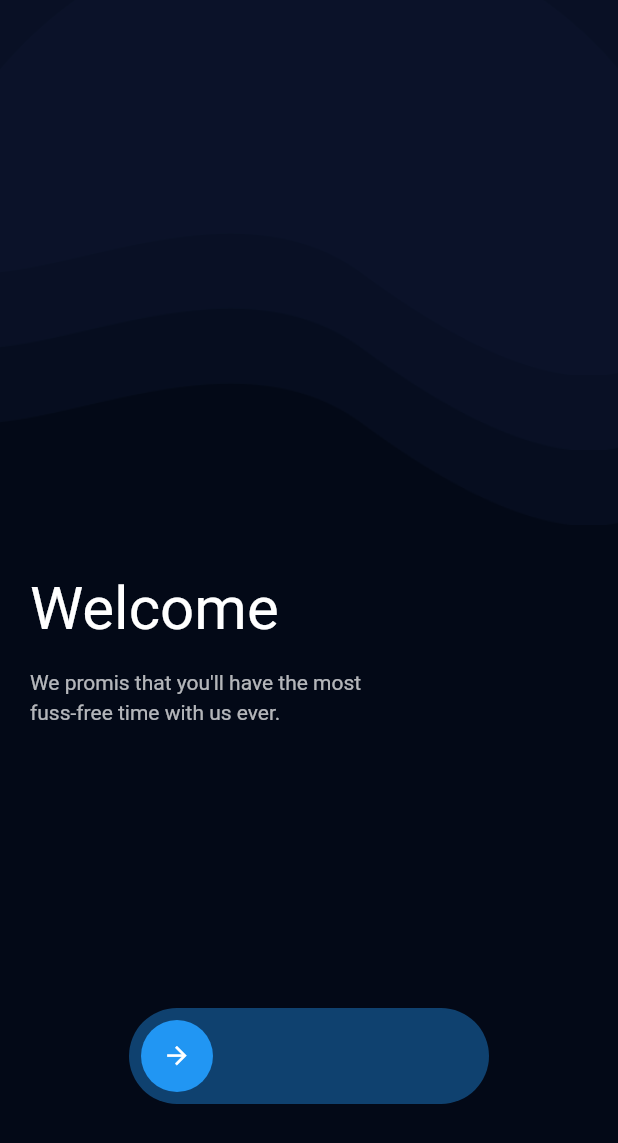
After one commit to SantiagoGonzalezFernandez/AppMaker, a Flutter app: the SplashTwoPage screen opened by its route, after a tap on the "arrow forward" icon, on a phone screen of 412 x 824 dp. The commit adds this screen. Shown: the top 1143 px of the screen. Run offline on Flutter 3.47's test engine with Material 2 defaults, Android fonts, the phone set to English and light mode, and no system bars; our stand-ins replace page_transition, simple_animations, splashscreen.

Commit message:
Agrego dos tipos de Splash Screens

```diff
--- a/app_maker/data/menu_options_splash.json
+++ b/app_maker/data/menu_options_splash.json
@@ -5,6 +5,11 @@
             "route" : "splashOne",
             "icon"  : "filter_1",
             "text"  : "Splash One"
+        },
+        {
+            "route" : "splashTwo",
+            "icon"  : "filter_2",
+            "text"  : "Splash Two"
         }
     ]
 }
--- /dev/null
+++ b/app_maker/lib/src/pages/SplashScreen/screens/Animations/fadeAnimation.dart
@@ -0,0 +1,46 @@
+//Imports that are not mine
+import 'package:flutter/material.dart';
+import 'package:simple_animations/simple_animations/controlled_animation.dart';
+import 'package:simple_animations/simple_animations/multi_track_tween.dart';
+
+//Imports that are mine
+
+class FadeAnimation extends StatelessWidget {
+
+  final double delay;
+  final Widget child;
+
+  FadeAnimation({
+    this.delay,
+    this.child
+  });
+
+  @override
+  Widget build(BuildContext context) {
+    final tween = MultiTrackTween([
+      Track("opacity").add(
+        Duration(milliseconds: 500),
+        Tween(begin: 0.0, end: 1.0)
+      ),
+      Track("translateY").add(
+        Duration(milliseconds: 500),
+        Tween(begin: -130.0, end: 0.0),
+        curve: Curves.easeOut
+      )
+    ]);
+
+    return ControlledAnimation(
+      delay: Duration(milliseconds: (500 * delay).round()),
+      duration: tween.duration,
+      tween: tween,
+      child: child,
+      builderWithChild: (context, child, animation) => Opacity(
+        opacity: animation["opacity"],
+        child: Transform.translate(
+          offset: Offset(0, animation["translateY"]),
+          child: child,
+        ),
+      ),
+    );
+  }
+}
--- a/app_maker/lib/src/pages/SplashScreen/screens/splash_one.dart
+++ b/app_maker/lib/src/pages/SplashScreen/screens/splash_one.dart
@@ -1,16 +1,23 @@
 //Imports that are not mine
 import 'package:flutter/material.dart';
+import 'package:splashscreen/splashscreen.dart';
 
 //Imports that are mine
+import 'package:app_maker/src/pages/SplashScreen/splash_screen_page.dart';
 
 class SplashOnePage extends StatelessWidget {
 
   @override
   Widget build(BuildContext context) {
-    return Scaffold(
-      body: Center(
-        child: Text('Splash One'),
-      ),
+    return SplashScreen(
+      seconds: 5,
+      backgroundColor: Colors.black,
+      image: Image.asset('assets/images/loading.gif'),
+      loaderColor: Colors.white,
+      photoSize: 150.0,
+      navigateAfterSeconds: SplashScreenPage(),
     );
   }
 }
+
+//https://www.youtube.com/watch?v=QnglGHffUIo
--- /dev/null
+++ b/app_maker/lib/src/pages/SplashScreen/screens/splash_two.dart
@@ -0,0 +1,255 @@
+//Imports that are not mine
+import 'package:app_maker/src/pages/SplashScreen/splash_screen_page.dart';
+import 'package:flutter/material.dart';
+import 'package:page_transition/page_transition.dart';
+
+
+//Imports that are mine
+import 'Animations/fadeAnimation.dart';
+
+class SplashTwoPage extends StatefulWidget {
+
+  @override
+  _SplashTwoPageState createState() => _SplashTwoPageState();
+}
+
+class _SplashTwoPageState extends State<SplashTwoPage> with TickerProviderStateMixin{
+
+  AnimationController _scaleController;
+  AnimationController _scale2Controller;
+  AnimationController _widthController;
+  AnimationController _positionController;
+
+  Animation<double> _scaleAnimation;
+  Animation<double> _scale2Animation;
+  Animation<double> _widthAnimation;
+  Animation<double> _positionAnimation;
+
+  bool hideIcon = false;
+
+  @override
+  void initState() {
+    super.initState();
+
+    _scaleController = AnimationController(
+      vsync: this,
+      duration: Duration(milliseconds: 300)
+    );
+
+    _scaleAnimation = Tween<double>(
+      begin: 1.0, end: 0.8
+    ).animate(_scaleController)..addStatusListener((status) {
+      if(status == AnimationStatus.completed){
+        _widthController.forward();
+      }
+    });
+
+    _widthController = AnimationController(
+      vsync: this,
+      duration: Duration(milliseconds: 600)
+    );
+
+    _widthAnimation = Tween<double>(
+      begin: 80.0,
+      end: 300.0
+    ).animate(_widthController)..addStatusListener((status) {
+      if(status == AnimationStatus.completed){
+        _positionController.forward();
+      }
+    });
+
+    _positionController = AnimationController(
+      vsync: this,
+      duration: Duration(milliseconds: 1000)
+    );
+
+    _positionAnimation = Tween<double>(
+      begin: 0.0,
+      end: 215.0
+    ).animate(_positionController)..addStatusListener((status) {
+      if(status == AnimationStatus.completed){
+        setState(() {
+          hideIcon = true;
+        });
+        _scale2Controller.forward();
+      }
+    });
+
+    _scale2Controller = AnimationController(
+      vsync: this,
+      duration: Duration(milliseconds: 1000)
+    );
+
+    _scale2Animation = Tween<double>(
+      begin: 1.0,
+      end: 32.0
+    ).animate(_scale2Controller)..addStatusListener((status) {
+      if(status == AnimationStatus.completed){
+        Navigator.push(
+          context,
+          PageTransition(
+            type: PageTransitionType.fade,
+            child: SplashScreenPage()
+          )
+        );
+      }
+    });
+
+  }
+
+  @override
+  Widget build(BuildContext context) {
+
+    final double width = MediaQuery.of(context).size.width;
+
+    return Scaffold(
+      backgroundColor: Color.fromRGBO(3, 9, 23, 1),
+      body: Container(
+        width: double.infinity,
+        child: Stack(
+          children: <Widget>[
+            Positioned(
+              top: -50,
+              left: 0,
+              child: FadeAnimation(
+                delay: 1,
+                child: Container(
+                  width: width,
+                  height: 400,
+                  decoration: BoxDecoration(
+                    image: DecorationImage(
+                      image: AssetImage('assets/images/one.png'),
+                      fit: BoxFit.cover
+                    )
+                  ),
+                )
+              ),
+            ),
+            Positioned(
+              top: -100,
+              left: 0,
+              child: FadeAnimation(
+                delay: 1.3,
+                child: Container(
+                  width: width,
+                  height: 400,
+                  decoration: BoxDecoration(
+                    image: DecorationImage(
+                      image: AssetImage('assets/images/one.png'),
+                      fit: BoxFit.cover
+                    )
+                  ),
+                ),
+              ),
+            ),
+            Positioned(
+              top: -150,
+              left: 0,
+              child: FadeAnimation(
+                delay: 1.6,
+                child: Container(
+                  width: width,
+                  height: 400,
+                  decoration: BoxDecoration(
+                    image: DecorationImage(
+                      image: AssetImage('assets/images/one.png'),
+                      fit: BoxFit.cover
+                    )
+                  ),
+                ),
+              ),
+            ),
+            Container(
+              padding: EdgeInsets.all(20.0),
+              child: Column(
+                mainAxisAlignment: MainAxisAlignment.end,
+                crossAxisAlignment: CrossAxisAlignment.start,
+                children: <Widget>[
+                  FadeAnimation(
+                    delay: 1,
+                    child: Text(
+                      'Welcome',
+                      style: TextStyle(
+                        color: Colors.white,
+                        fontSize: 40.0
+                      ),
+                    ),
+                  ),
+                  SizedBox(height: 15.0),
+                  FadeAnimation(
+                    delay: 1.3,
+                    child: Text(
+                      "We promis that you'll have the most \nfuss-free time with us ever.",
+                      style: TextStyle(
+                        color: Colors.white.withOpacity(0.7),
+                        height: 1.4
+                      ),
+                    ),
+                  ),
+                  SizedBox(height: 180.0),
+                  FadeAnimation(
+                    delay: 1.6,
+                    child: AnimatedBuilder(
+                      animation: _scaleController,
+                      builder: (context, child) => Transform.scale(
+                        scale: _scaleAnimation.value,
+                        child: Center(
+                          child: AnimatedBuilder(
+                            animation: _widthController,
+                            builder: (context, child) => Container(
+                              width: _widthAnimation.value,
+                              height: 80.0,
+                              padding: EdgeInsets.all(10.0),
+                              decoration: BoxDecoration(
+                                borderRadius: BorderRadius.circular(50),
+                                color: Colors.blue.withOpacity(0.4)
+                              ),
+                              child: InkWell(
+                                onTap: () {
+                                  _scaleController.forward();
+                                },
+                                child: Stack(
+                                  children: <Widget>[
+                                    AnimatedBuilder(
+                                      animation: _positionController,
+                                      builder: (context, child) => Positioned(
+                                        left: _positionAnimation.value,
+                                        child: AnimatedBuilder(
+                                          animation: _scale2Controller,
+                                          builder: (context, child) => Transform.scale(
+                                            scale: _scale2Animation.value,
+                                            child: Container(
+                                              width: 60.0,
+                                              height: 60.0,
+                                              decoration: BoxDecoration(
+                                                shape: BoxShape.circle,
+                                                color: Colors.blue
+                                              ),
+                                              child: hideIcon == false ? Icon(
+                                                Icons.arrow_forward,
+                                                color: Colors.white,
+                                              ) : Container(),
+                                            )
+                                          ),
+                                        ),
+                                      ),
+                                    ),
+                                  ],
+                                ),
+                              ),
+                            ),
+                          ),
+                        ),
+                      )
+                    ),
+                  ),
+                  SizedBox(height: 60.0)
+                ],
+              ),
+            )
+          ],
+        ),
+      )
+    );
+  }
+}
--- a/app_maker/lib/src/routes/routes.dart
+++ b/app_maker/lib/src/routes/routes.dart
@@ -1,12 +1,13 @@
 //Imports that are not mine
-import 'package:app_maker/src/pages/Home/home_screen_page.dart';
-import 'package:app_maker/src/pages/Login/login_screen_page.dart';
-import 'package:app_maker/src/pages/SplashScreen/screens/splash_one.dart';
 import 'package:flutter/material.dart';
 
 //Imports that are mine
 import 'package:app_maker/src/pages/home_page.dart';
 import 'package:app_maker/src/pages/SplashScreen/splash_screen_page.dart';
+import 'package:app_maker/src/pages/Home/home_screen_page.dart';
+import 'package:app_maker/src/pages/Login/login_screen_page.dart';
+import 'package:app_maker/src/pages/SplashScreen/screens/splash_one.dart';
+import 'package:app_maker/src/pages/SplashScreen/screens/splash_two.dart';
 
 Map<String, WidgetBuilder> getApplicationRoutes(){
   return <String, WidgetBuilder>{
@@ -16,6 +17,7 @@ Map<String, WidgetBuilder> getApplicationRoutes(){
     //Splash Screen
     'splash'        : (BuildContext context) => SplashScreenPage(),
     'splashOne'     : (BuildContext context) => SplashOnePage(),
+    'splashTwo'     : (BuildContext context) => SplashTwoPage(),
 
     //Login Screen
     'login'         : (BuildContext context) => LoginScreenPage(),
--- a/app_maker/lib/src/utils/icon_string_util.dart
+++ b/app_maker/lib/src/utils/icon_string_util.dart
@@ -12,6 +12,7 @@ final _icons = <String, IconData>{
 
   //SplashScreen
   'filter_1' : Icons.filter_1,
+  'filter_2' : Icons.filter_2,
 
 };
 
```
Also changed, not shown: app_maker/pubspec.yaml (+5 -2 lines), app_maker/assets/images/loading.gif (added), app_maker/assets/images/one.png (added), app_maker/pubspec.lock.
